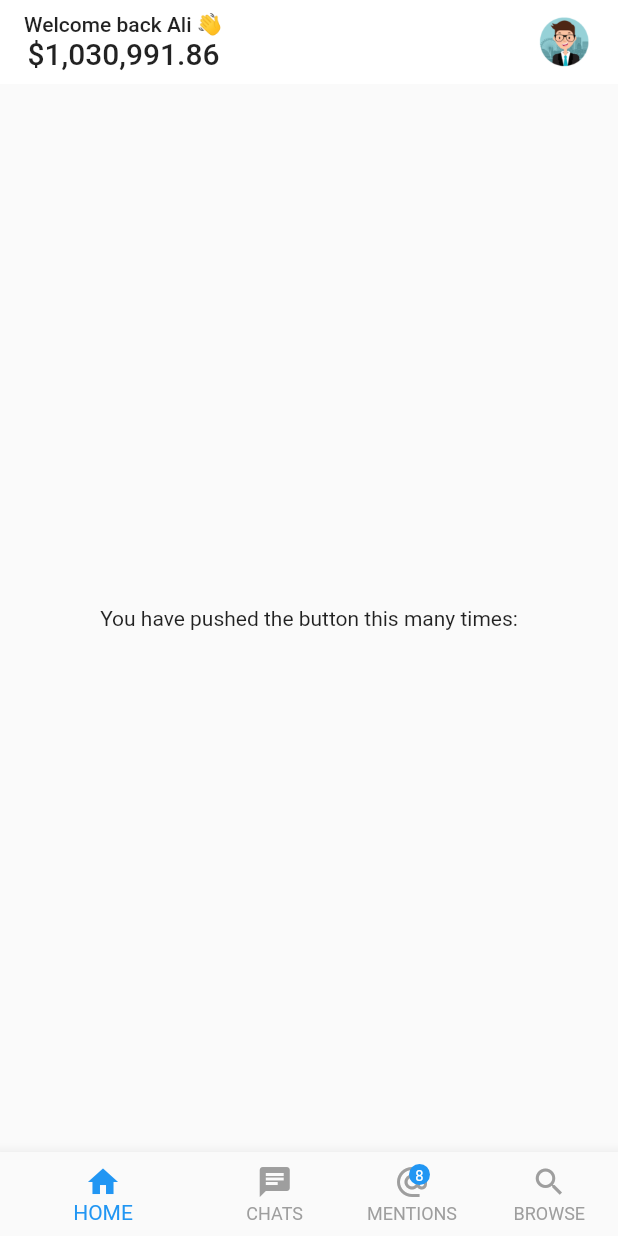
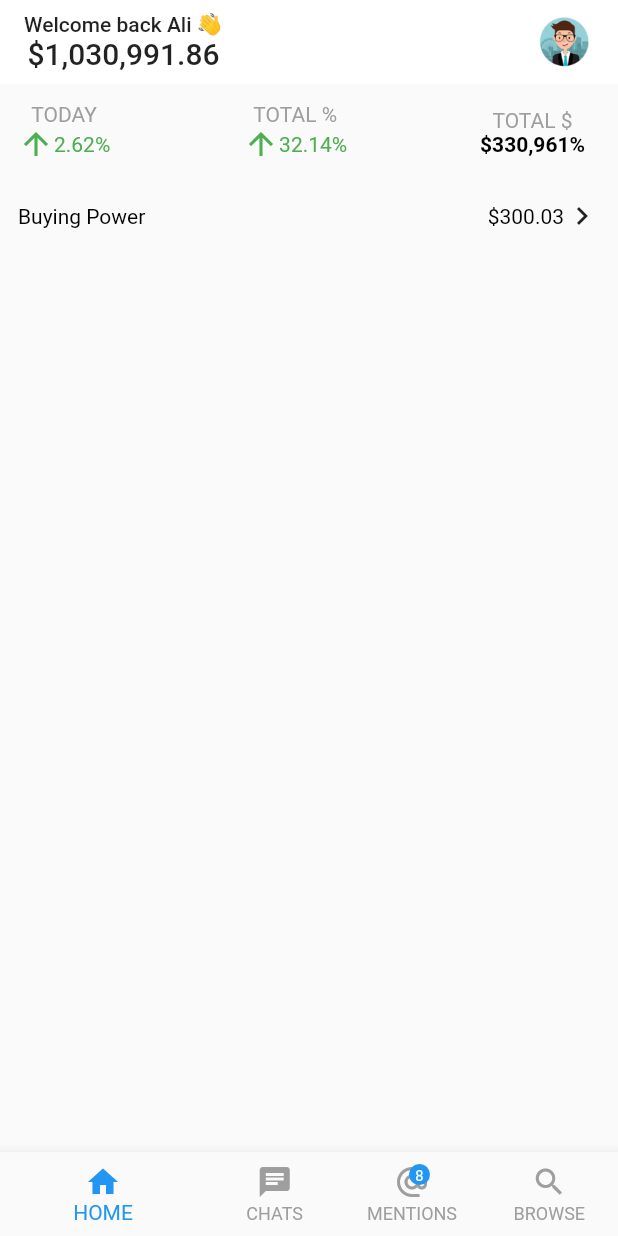
Before and after one commit to jjaviles2010/stonks_app, a Flutter app: the screen it shows after launch, on a phone screen of 412 x 824 dp. Run offline on Flutter 3.47's test engine with Material 2 defaults, Android fonts, the phone set to English and light mode, and no system bars.

Commit message:
Configuring Text Styles for Home Screen.

```diff
--- /dev/null
+++ b/lib/config/style.dart
@@ -0,0 +1,22 @@
+import 'package:flutter/material.dart';
+import 'package:flutter/cupertino.dart';
+
+class TextStyles {
+
+  static const TextStyle blackText = const TextStyle(
+      color: Colors.black,
+  );
+
+  static const TextStyle blackBoldText = const TextStyle(
+    color: Colors.black,
+    fontWeight: FontWeight.bold
+  );
+
+  static const TextStyle greyText = const TextStyle(
+    color: Colors.grey,
+  );
+
+  static const TextStyle greenText = const TextStyle(
+    color: Colors.green,
+  );
+}
--- a/lib/home/screens/home_screen.dart
+++ b/lib/home/screens/home_screen.dart
@@ -1,4 +1,5 @@
 import 'package:flutter/material.dart';
+import 'package:stonks_app/config/style.dart';
 import 'package:stonks_app/home/widgets/customAppBar.dart';
 import 'package:stonks_app/home/widgets/customBottomNavBar.dart';
 
@@ -7,17 +8,74 @@ class HomeScreen extends StatelessWidget {
   Widget build(BuildContext context) {
     return Scaffold(
       appBar: CustomAppBar(),
-      body: Center(
-        child: Column(
-          mainAxisAlignment: MainAxisAlignment.center,
-          children: <Widget>[
-            Text(
-              'You have pushed the button this many times:',
-            ),
-          ],
-        ),
-      ),
+      body: getHomeData(),
       bottomNavigationBar: CustomBottomNavBar(),
     );
   }
+
+  getHomeData() {
+    return ListView(
+      children: <Widget>[
+        _walletPosition(),
+        // _graphData(),
+        _buyingPower()
+      ],
+    );
+  }
+
+  _walletPosition() {
+    return Padding(
+      padding: const EdgeInsets.only(left: 12.0, top: 12.0, bottom: 12.0, right: 22.0),
+      child: Row(
+        mainAxisAlignment: MainAxisAlignment.spaceBetween,
+        children: <Widget>[
+          Column(
+            children: <Widget>[
+              Text('TODAY', style: TextStyles.greyText,),
+              Row(
+                children: <Widget>[
+                  Icon(Icons.arrow_upward, color: Colors.green,),
+                  Text('2.62%', style: TextStyles.greenText, )
+                ],
+              )
+            ],
+          ),
+          Column(
+            children: <Widget>[
+              Text('TOTAL %', style: TextStyles.greyText,),
+              Row(
+                children: <Widget>[
+                  Icon(Icons.arrow_upward, color: Colors.green,),
+                  Text('32.14%', style: TextStyles.greenText, )
+                ],
+              )
+            ],
+          ),Column(
+            children: <Widget>[
+              Text('TOTAL \$', style: TextStyles.greyText,),
+              Text('\$330,961%', style: TextStyles.blackBoldText, )
+            ],
+          )
+        ],
+      ),
+    );
+  }
+
+  _buyingPower() {
+    return Padding(
+      padding: const EdgeInsets.all(12.0),
+      child: Row(
+        mainAxisAlignment: MainAxisAlignment.spaceBetween,
+        children: <Widget>[
+          Text('Buying Power', style: TextStyles.blackText,),
+          Row(
+            children: <Widget>[
+              Text('\$300.03', style: TextStyles.blackText,),
+              Icon(Icons.keyboard_arrow_right),
+            ],
+          )
+        ],
+      ),
+    );
+  }
 }
```
